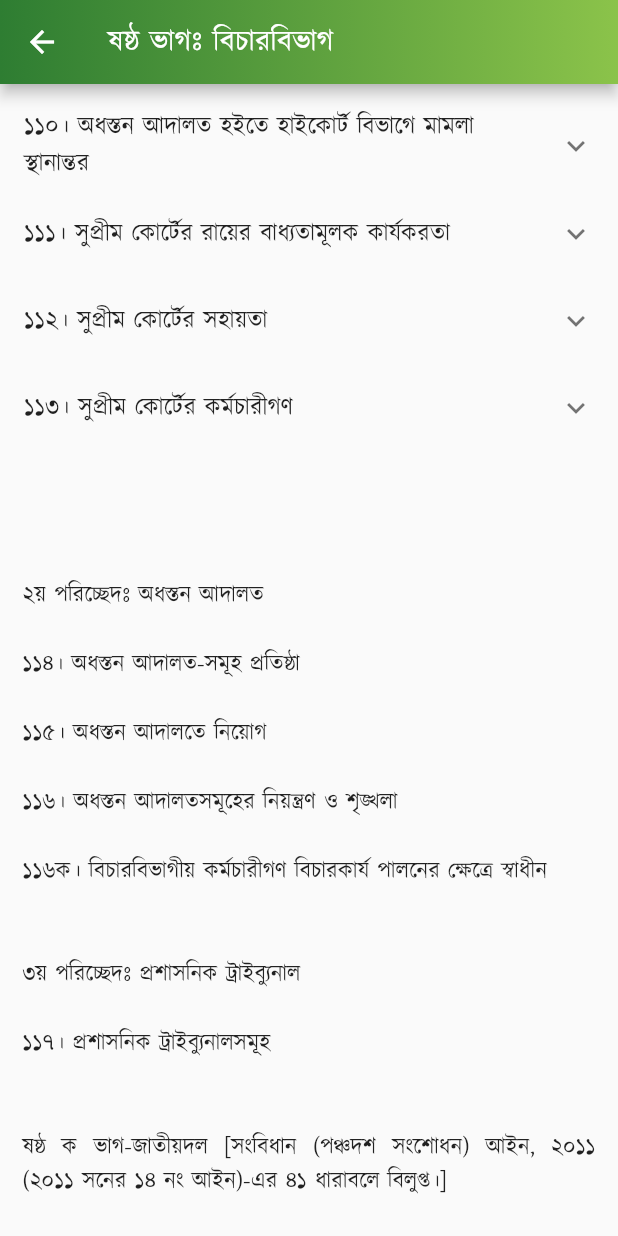
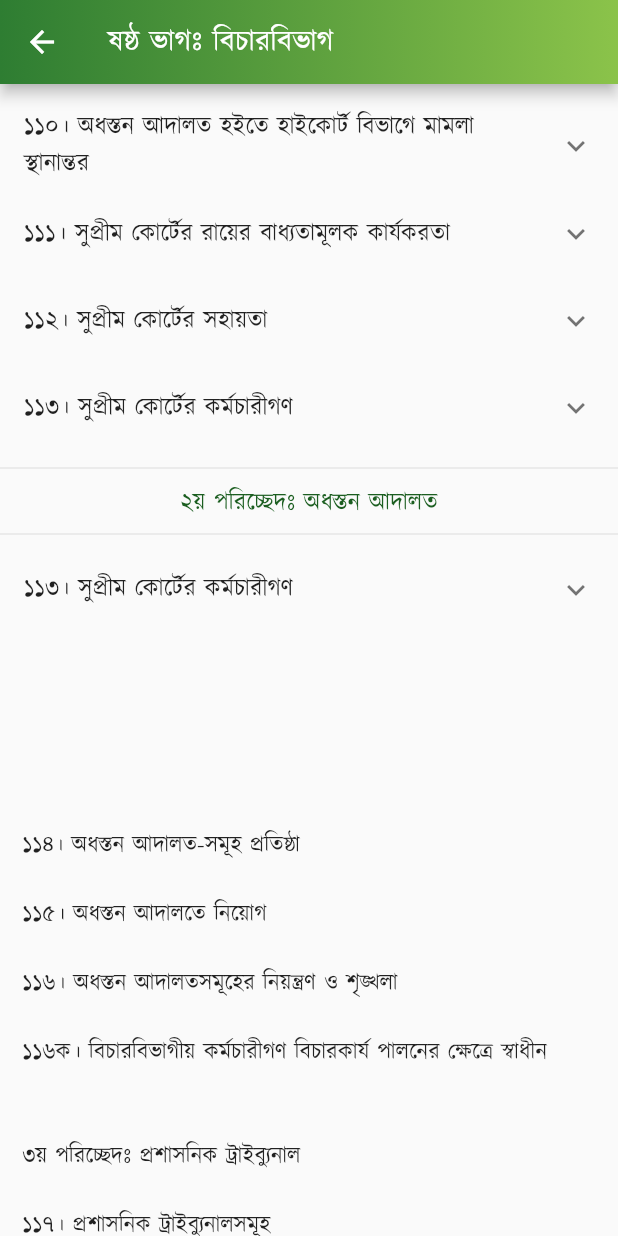
Before and after one commit to Azimul-Haque/flutter-onesignal, a Flutter app: the PartSix screen opened directly, scrolled down 1020 dp, on a phone screen of 412 x 824 dp. Run offline on Flutter 3.47's test engine with Material 2 defaults, Android fonts, the phone set to English and light mode, and no system bars; our stand-ins replace fluttertoast, package_info_plus, percent_indicator, shared_preferences, sqflite; missing offline and left inert: blinking_text, flutter_share, onesignal_flutter, slide_popup_dialog; accounts and stored records are empty; network calls fail.

Commit message:
Commit Fri 04/29/2022 14:22:08.22 10604

```diff
--- a/lib/pages/constitution/part6.dart
+++ b/lib/pages/constitution/part6.dart
@@ -334,11 +334,39 @@ class PartSix extends StatelessWidget {
               )),
             ],
           ),
+          SizedBox(
+            height: 3,
+          ),
+          Divider(),
+          SizedBox(
+            height: 3,
+          ),
+          Text(
+            "২য় পরিচ্ছেদঃ অধস্তন আদালত",
+            style: TextStyle(color: Colors.green[900], fontSize: 16),
+            textAlign: TextAlign.center,
+          ),
+          Divider(),
+          ExpansionTile(
+            title: Text('১১৩। সুপ্রীম কোর্টের কর্মচারীগণ'),
+            children: <Widget>[
+              ListTile(
+                  title: Text(
+                '১১৩। (১) প্রধান বিচারপতি কিংবা তাঁহার নির্দেশক্রমে অন্য কোন বিচারক বা কর্মচারী সুপ্রীম কোর্টের কর্মচারীদিগকে নিযুক্ত করিবেন এবং রাষ্ট্রপতির পূর্বানুমোদনক্রমে সুপ্রীম কোর্ট কর্তৃক প্রণীত বিধিসমূহ-অনুযায়ী এই নিয়োগদান করা হইবে।',
+                textAlign: TextAlign.justify,
+              )),
+              ListTile(
+                  title: Text(
+                '(২) সংসদের যে কোন আইনের বিধানাবলী-সাপেক্ষে সুপ্রীম কোর্ট কর্তৃক প্রণীত বিধিসমূহে যেরূপ নির্ধারিত হইবে, সুপ্রীম কোর্টের কর্মচারীদের কর্মের শর্তাবলী সেইরূপ হইবে।',
+                textAlign: TextAlign.justify,
+              )),
+            ],
+          ),
           Padding(
             padding: EdgeInsets.all(15),
             child: Column(children: <Widget>[
               Text(
-                "\n\n\n২য় পরিচ্ছেদঃ অধস্তন আদালত \n\n১১৪। অধস্তন আদালত-সমূহ প্রতিষ্ঠা \n\n১১৫। অধস্তন আদালতে নিয়োগ \n\n১১৬। অধস্তন আদালতসমূহের নিয়ন্ত্রণ ও শৃঙ্খলা \n\n১১৬ক। বিচারবিভাগীয় কর্মচারীগণ বিচারকার্য পালনের ক্ষেত্রে স্বাধীন \n\n\n৩য় পরিচ্ছেদঃ প্রশাসনিক ট্রাইব্যুনাল \n\n১১৭। প্রশাসনিক ট্রাইব্যুনালসমূহ \n\n\nষষ্ঠ ক ভাগ-জাতীয়দল [সংবিধান (পঞ্চদশ সংশোধন) আইন, ২০১১ (২০১১ সনের ১৪ নং আইন)-এর ৪১ ধারাবলে বিলুপ্ত।]",
+                "\n\n\n \n\n১১৪। অধস্তন আদালত-সমূহ প্রতিষ্ঠা \n\n১১৫। অধস্তন আদালতে নিয়োগ \n\n১১৬। অধস্তন আদালতসমূহের নিয়ন্ত্রণ ও শৃঙ্খলা \n\n১১৬ক। বিচারবিভাগীয় কর্মচারীগণ বিচারকার্য পালনের ক্ষেত্রে স্বাধীন \n\n\n৩য় পরিচ্ছেদঃ প্রশাসনিক ট্রাইব্যুনাল \n\n১১৭। প্রশাসনিক ট্রাইব্যুনালসমূহ \n\n\nষষ্ঠ ক ভাগ-জাতীয়দল [সংবিধান (পঞ্চদশ সংশোধন) আইন, ২০১১ (২০১১ সনের ১৪ নং আইন)-এর ৪১ ধারাবলে বিলুপ্ত।]",
                 style:
                     TextStyle(color: Colors.black87, fontSize: 15, height: 1.5),
                 textAlign: TextAlign.justify,
```
